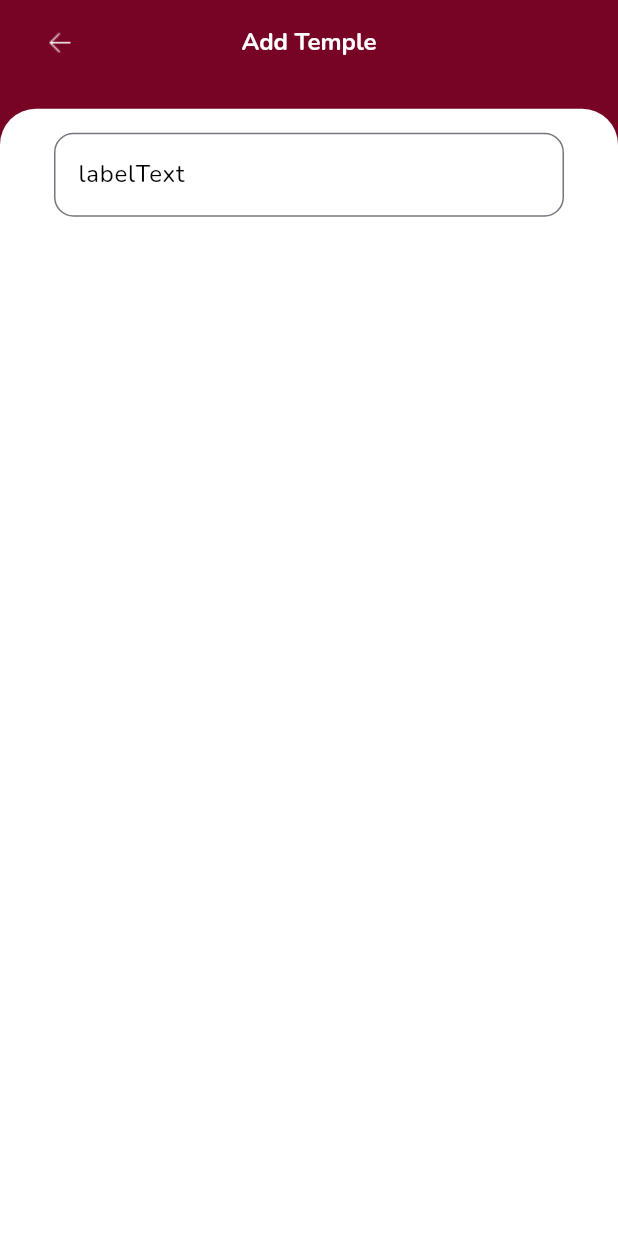
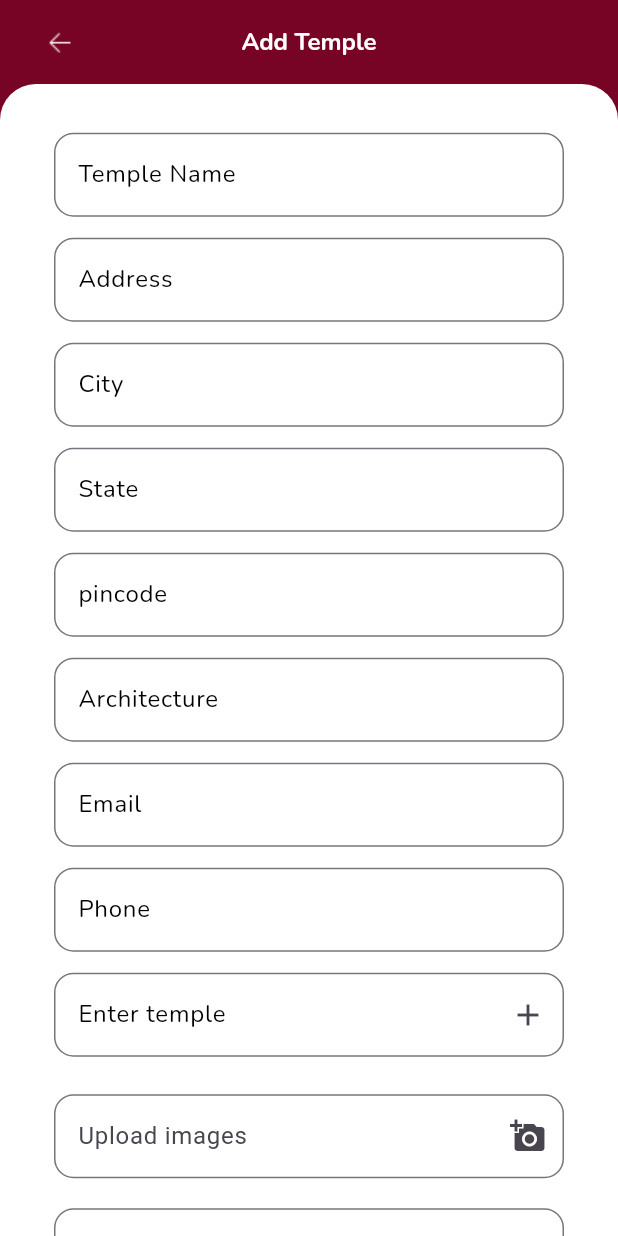
Before and after one commit to sml-infotech/nd-admin-app, a Flutter app: the AddTempleScreen screen opened directly, on a phone screen of 412 x 824 dp. Run offline on Flutter 3.47's test engine with Material 3 defaults, Android fonts, the phone set to English and light mode, and no system bars; our stand-ins replace carousel_slider, file_picker, fluttertoast, focus_detector, shared_preferences and 1 more; missing offline and left inert: dart:ffi; accounts and stored records are empty.

Commit message:
add temple ui working

```diff
--- a/lib/Common/common_textfields.dart
+++ b/lib/Common/common_textfields.dart
@@ -1,4 +1,5 @@
 import 'package:flutter/material.dart';
+import 'package:flutter/services.dart';
 import 'package:nammadaiva_dashboard/Utills/constant.dart';
 
 class CommonTextField extends StatefulWidget {
@@ -6,13 +7,17 @@ class CommonTextField extends StatefulWidget {
   final String labelText;
   final bool isFromPassword;
   final TextEditingController controller;
+  final bool? isFromPhone;
+  final bool? isFromDescription; // new flag for multi-line text
 
   const CommonTextField({
     super.key,
     required this.hintText,
     required this.labelText,
     required this.isFromPassword,
-   required this.controller,
+    required this.controller,
+    this.isFromPhone,
+    this.isFromDescription,
   });
 
   @override
@@ -21,28 +26,39 @@ class CommonTextField extends StatefulWidget {
 
 class _CommonTextFieldState extends State<CommonTextField> {
   bool _obscureText = true;
+
   @override
   Widget build(BuildContext context) {
     return SizedBox(
-      height: 60,
+      height: widget.isFromDescription == true ? 150 : 60,
       child: Padding(
         padding: const EdgeInsets.symmetric(horizontal: 20),
         child: TextField(
+          keyboardType: widget.isFromDescription == true
+              ? TextInputType.multiline
+              : (widget.isFromPhone ?? false ? TextInputType.phone : TextInputType.text),
+          maxLines: widget.isFromDescription == true ? null : 1,
+          inputFormatters: widget.isFromPhone == true
+              ? [
+                  FilteringTextInputFormatter.digitsOnly,
+                  LengthLimitingTextInputFormatter(10),
+                ]
+              : null,
           controller: widget.controller,
-          style: TextStyle(fontFamily:font),
+          style: TextStyle(fontFamily: font),
           obscureText: widget.isFromPassword ? _obscureText : false,
           decoration: InputDecoration(
             hintText: widget.hintText,
             labelText: widget.labelText,
-            labelStyle: TextStyle(fontFamily:font,color: Colors.black),
-            hintStyle:TextStyle(fontFamily:font,color: Colors.black) ,
+            labelStyle: TextStyle(fontFamily: font, color: Colors.black),
+            hintStyle: TextStyle(fontFamily: font, color: Colors.black),
             suffixIcon: widget.isFromPassword
                 ? IconButton(
                     icon: Icon(
                       _obscureText
                           ? Icons.visibility_off_outlined
                           : Icons.visibility_outlined,
-                      color: ColorConstant.eyeColor
+                      color: ColorConstant.eyeColor,
                     ),
                     onPressed: () {
                       setState(() {
@@ -57,7 +73,7 @@ class _CommonTextFieldState extends State<CommonTextField> {
             ),
             focusedBorder: OutlineInputBorder(
               borderRadius: BorderRadius.circular(13),
-              borderSide: const BorderSide(color:ColorConstant.primaryColor ),
+              borderSide: const BorderSide(color: ColorConstant.primaryColor),
             ),
           ),
         ),
--- a/lib/Screens/addtemple/add_temple_screen.dart
+++ b/lib/Screens/addtemple/add_temple_screen.dart
@@ -1,11 +1,12 @@
-
 import 'package:flutter/material.dart';
+import 'package:nammadaiva_dashboard/Screens/addtemple/temple_image_selector.dart';
+import 'package:provider/provider.dart';
 import 'package:nammadaiva_dashboard/Common/common_textfields.dart';
 import 'package:nammadaiva_dashboard/Screens/addtemple/add_temple_viewmodel.dart';
+import 'package:nammadaiva_dashboard/Screens/addtemple/temple_input_widget.dart';
 import 'package:nammadaiva_dashboard/Utills/constant.dart';
 import 'package:nammadaiva_dashboard/Utills/image_strings.dart';
 import 'package:nammadaiva_dashboard/Utills/styles.dart';
-import 'package:provider/provider.dart';
 
 class AddTempleScreen extends StatefulWidget {
   const AddTempleScreen({super.key});
@@ -16,10 +17,12 @@ class AddTempleScreen extends StatefulWidget {
 
 class _AddTempleScreenState extends State<AddTempleScreen> {
   late AddTempleViewmodel templeViewmodel;
+
   @override
   Widget build(BuildContext context) {
     final screenHeight = MediaQuery.of(context).size.height;
     templeViewmodel = Provider.of<AddTempleViewmodel>(context);
+
     return Scaffold(
       backgroundColor: ColorConstant.buttonColor,
       appBar: AppBar(
@@ -28,13 +31,7 @@ class _AddTempleScreenState extends State<AddTempleScreen> {
         elevation: 0,
         title: nammaDaivaCreateAppBar(),
       ),
-              body: Stack(
-                children: [
-                  Column(
-                    children: [
-                      SizedBox(height: screenHeight * 0.02),
-                      Expanded(
-                        child: Container(
+      body: Container(
         width: double.infinity,
         decoration: BoxDecoration(
           color: Colors.white,
@@ -43,14 +40,90 @@ class _AddTempleScreenState extends State<AddTempleScreen> {
             topRight: Radius.circular(24),
           ),
         ),
-                          child: Padding(
+        child: SingleChildScrollView(
           padding: const EdgeInsets.all(16.0),
-                            child: SingleChildScrollView(
           physics: const ClampingScrollPhysics(),
-                              child:Column(children: [
-                              CommonTextField(hintText: "", labelText: "labelText", isFromPassword: false, controller: templeViewmodel.templeName)
+          child: Column(
+            crossAxisAlignment: CrossAxisAlignment.start,
+            mainAxisSize: MainAxisSize.min,
+            children: [
 
-                              ],)))))])]));
+              SizedBox(height: screenHeight * 0.02),
+              CommonTextField(
+                hintText: StringConstant.templeName,
+                labelText: StringConstant.templeName,
+                isFromPassword: false,
+                controller: templeViewmodel.templeName,
+              ),
+              SizedBox(height: 10),
+              CommonTextField(
+                hintText: StringConstant.addresss,
+                labelText: StringConstant.addresss,
+                isFromPassword: false,
+                controller: templeViewmodel.address,
+              ),
+              SizedBox(height: 10),
+              CommonTextField(
+                hintText: StringConstant.cityy,
+                labelText: StringConstant.cityy,
+                isFromPassword: false,
+                controller: templeViewmodel.city,
+              ),
+              SizedBox(height: 10),
+              CommonTextField(
+                hintText: StringConstant.statee,
+                labelText: StringConstant.statee,
+                isFromPassword: false,
+                controller: templeViewmodel.state,
+              ),
+              SizedBox(height: 10),
+              CommonTextField(
+                hintText: StringConstant.pincode,
+                labelText: StringConstant.pincode,
+                isFromPassword: false,
+                controller: templeViewmodel.pincode,
+              ),
+              SizedBox(height: 10),
+              CommonTextField(
+                hintText: StringConstant.architecturee,
+                labelText: StringConstant.architecturee,
+                isFromPassword: false,
+                controller: templeViewmodel.architecture,
+              ),
+              SizedBox(height: 10),
+              CommonTextField(
+                hintText: StringConstant.email,
+                labelText: StringConstant.email,
+                isFromPassword: false,
+                controller: templeViewmodel.email,
+              ),
+              SizedBox(height: 10),
+              CommonTextField(
+                hintText: StringConstant.phone,
+                labelText: StringConstant.phone,
+                isFromPassword: false,
+                controller: templeViewmodel.phone,
+                isFromPhone: true,
+              ),
+              SizedBox(height: 10),
+              Padding(padding: EdgeInsetsGeometry.fromLTRB(20, 0, 20, 0),child:
+              TempleInputWidget()),
+              SizedBox(height: 10),
+              ImagePicker(),
+              SizedBox(height: 10),
+              CommonTextField(
+                hintText: StringConstant.description,
+                labelText: StringConstant.description,
+                isFromPassword: false,
+                controller: templeViewmodel.description,
+                isFromDescription: true,
+              ),
+              SizedBox(height: 10),
+            ],
+          ),
+        ),
+      ),
+    );
   }
 
   Widget nammaDaivaCreateAppBar() {
@@ -71,6 +144,4 @@ class _AddTempleScreenState extends State<AddTempleScreen> {
       ],
     );
   }
-
-
 }
--- a/lib/Screens/addtemple/add_temple_viewmodel.dart
+++ b/lib/Screens/addtemple/add_temple_viewmodel.dart
@@ -4,4 +4,18 @@ import 'package:flutter/material.dart';
 class AddTempleViewmodel extends ChangeNotifier{
 
   TextEditingController templeName =TextEditingController();
+  TextEditingController address =TextEditingController();
+  TextEditingController city =TextEditingController();
+  TextEditingController state =TextEditingController();
+  TextEditingController pincode =TextEditingController();
+  TextEditingController architecture =TextEditingController();
+  TextEditingController email =TextEditingController();
+  TextEditingController phone =TextEditingController();
+  TextEditingController description =TextEditingController();
+
+
+
+
+
+
 }
--- /dev/null
+++ b/lib/Screens/addtemple/temple_image_selector.dart
@@ -0,0 +1,101 @@
+import 'dart:io';
+import 'package:flutter/material.dart';
+import 'package:file_picker/file_picker.dart';
+class ImagePicker extends StatefulWidget {
+  const ImagePicker({super.key});
+
+  @override
+  State<ImagePicker> createState() => _ImagePickerState();
+}
+
+class _ImagePickerState extends State<ImagePicker> {
+  final TextEditingController _controller = TextEditingController();
+  final List<String> _temples = [];
+  final List<File> _images = [];
+
+
+
+  // Pick images
+  Future<void> _pickImages() async {
+    final result = await FilePicker.platform.pickFiles(
+      type: FileType.image,
+      allowMultiple: true,
+    );
+
+    if (result != null && result.files.isNotEmpty) {
+      setState(() {
+        _images.addAll(result.files.map((f) => File(f.path!)));
+      });
+    }
+  }
+
+  void _removeImage(int index) {
+    setState(() {
+      _images.removeAt(index);
+    });
+  }
+
+  @override
+  Widget build(BuildContext context) {
+    return Padding(padding: EdgeInsetsGeometry.fromLTRB(20, 0, 20, 0),child:
+
+    Column(
+      crossAxisAlignment: CrossAxisAlignment.start,
+      children: [
+
+
+        // Image picker input
+        TextField(
+          readOnly: true,
+          decoration: InputDecoration(
+            hintText: "Upload images",
+            border: OutlineInputBorder(
+              borderRadius: BorderRadius.circular(13),
+            ),
+            suffixIcon: IconButton(
+              icon: const Icon(Icons.add_a_photo),
+              onPressed: _pickImages,
+            ),
+          ),
+        ),
+        const SizedBox(height: 10),
+
+        // Display picked images
+        Wrap(
+          spacing: 8,
+          runSpacing: 8,
+          children: List.generate(
+            _images.length,
+            (index) => Stack(
+              children: [
+                ClipRRect(
+                  borderRadius: BorderRadius.circular(10),
+                  child: Image.file(
+                    _images[index],
+                    width: 100,
+                    height: 100,
+                    fit: BoxFit.cover,
+                  ),
+                ),
+                Positioned(
+                  top: 5,
+                  right: 5,
+                  child: GestureDetector(
+                    onTap: () => _removeImage(index),
+                    child: Container(
+                      decoration: const BoxDecoration(
+                        color: Colors.red,
+                        shape: BoxShape.circle,
+                      ),
+                      child: const Icon(Icons.close, color: Colors.white, size: 18),
+                    ),
+                  ),
+                ),
+              ],
+            ),
+          ),
+        ),
+      ],
+    ));
+  }
+}
--- /dev/null
+++ b/lib/Screens/addtemple/temple_input_widget.dart
@@ -0,0 +1,93 @@
+import 'package:flutter/material.dart';
+import 'package:nammadaiva_dashboard/Utills/constant.dart';
+
+class TempleInputWidget extends StatefulWidget {
+  const TempleInputWidget({super.key});
+
+  @override
+  State<TempleInputWidget> createState() => _TempleInputWidgetState();
+}
+
+class _TempleInputWidgetState extends State<TempleInputWidget> {
+  final TextEditingController _controller = TextEditingController();
+  final List<String> _temples = [];
+
+  void _addTemple() {
+    String text = _controller.text.trim();
+    if (text.isNotEmpty) {
+      setState(() {
+        _temples.add(text);
+      });
+      _controller.clear();
+    }
+  }
+
+  void _removeTemple(int index) {
+    setState(() {
+      _temples.removeAt(index);
+    });
+  }
+
+  @override
+  Widget build(BuildContext context) {
+    return Column(
+      children: [
+        TextField(
+          controller: _controller,
+          decoration: InputDecoration(
+            hintText: "Enter temple",
+            labelText:"Enter temple" ,
+            labelStyle: TextStyle(fontFamily: font, color: Colors.black),
+            hintStyle: TextStyle(fontFamily: font, color: Colors.black),
+            border: OutlineInputBorder(
+              borderRadius: BorderRadius.circular(13),
+              borderSide: const BorderSide(color: ColorConstant.primaryColor),
+            ),
+            focusedBorder: OutlineInputBorder(
+              borderRadius: BorderRadius.circular(13),
+              borderSide: const BorderSide(color: ColorConstant.primaryColor),
+            ),
+            suffixIcon: IconButton(
+              icon: const Icon(Icons.add),
+              onPressed: _addTemple,
+            ),
+          ),
+          onSubmitted: (_) => _addTemple(),
+        ),
+        const SizedBox(height: 15),
+
+       Wrap(
+  alignment: WrapAlignment.start,
+  crossAxisAlignment: WrapCrossAlignment.start,
+  runAlignment: WrapAlignment.start,
+  spacing: 8,
+  runSpacing: 8,
+  children: List.generate(
+    _temples.length,
+    (index) => Card(
+      color: Colors.white,
+      shape: RoundedRectangleBorder(
+        borderRadius: BorderRadius.circular(10),
+      ),
+      child: Padding(
+        padding: const EdgeInsets.symmetric(horizontal: 8, vertical: 4),
+        child: Row(
+          mainAxisSize: MainAxisSize.min,
+          children: [
+            Text(_temples[index]),
+            const SizedBox(width: 4),
+            GestureDetector(
+              onTap: () => _removeTemple(index),
+              child: const Icon(Icons.close, size: 18),
+            ),
+          ],
+        ),
+      ),
+    ),
+  ),
+)
+,
+      ],
+    );
+  }
+}
--- a/lib/Utills/constant.dart
+++ b/lib/Utills/constant.dart
@@ -39,8 +39,11 @@ class StringConstant {
   static const String resend = "Resend Code";
   static const String verify = "Verify";
   static const String createAcc = " Create User";
-    static const String addTemple = "Add Temple";
-
+  static const String addTemple = "Add Temple";
+  static const String templeName = "Temple Name";
+  static const String pincode = "pincode";
+  static const String deities = "deities";
+  static const String images = "images";
   static const String userDetails = "User Details";
   static const String selectedRole = "Select Role";
   static const String role = "Role";
@@ -54,9 +57,11 @@ class StringConstant {
   static const String state = "State:";
   static const String architecture = "Architecture:";
   static const String address = "Address:";
-
-
-
+    static const String cityy = "City";
+  static const String statee = "State";
+  static const String architecturee = "Architecture";
+  static const String addresss = "Address";
+  static const String description = "description";
 
 }
 
--- a/pubspec.yaml
+++ b/pubspec.yaml
@@ -19,7 +19,7 @@ dependencies:
   focus_detector: ^2.0.1
   shimmer: ^3.0.0
   intl: ^0.20.2
-
+  file_picker: ^10.3.3
 dev_dependencies:
   flutter_test:
     sdk: flutter
```
Lines whose indentation alone changed are shown as unchanged.
